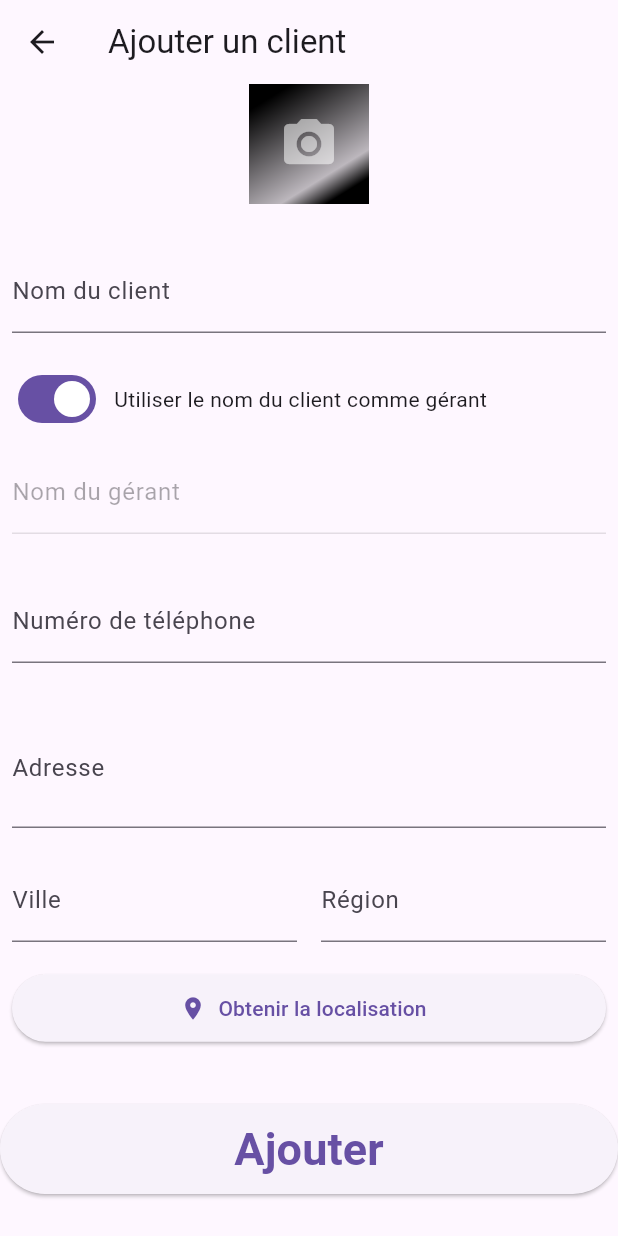
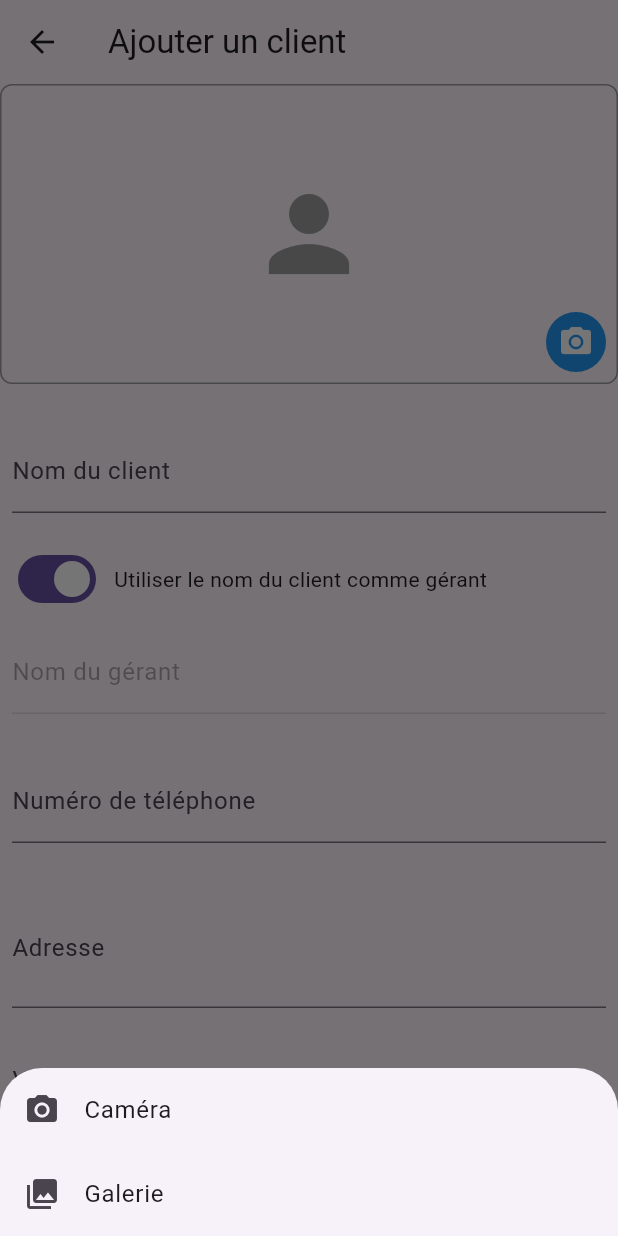
Before and after one commit to chamiabdellah/preSales, a Flutter app: the AddCustomerScreen screen opened directly, after a tap on the "camera alt" icon, on a phone screen of 412 x 824 dp. Run offline on Flutter 3.47's test engine with Material 3 defaults, Android fonts, the phone set to English and light mode, and no system bars; our stand-ins replace badges, cached_network_image, firebase_auth, firebase_core, firebase_storage, flutter_riverpod and 5 more; missing offline and left inert: mobile_scanner; accounts and stored records are empty.

Commit message:
ecapsulate the new camera and make it reusable  - Amazon Q

```diff
--- a/lib/screens/manageCustomers/addCustomerScreen.dart
+++ b/lib/screens/manageCustomers/addCustomerScreen.dart
@@ -10,8 +10,7 @@ import 'package:proj1/utils/GeoUtils.dart';
 import 'package:proj1/utils/LoadingIndicator.dart';
 import 'package:proj1/utils/ValidationLib.dart';
 import 'package:proj1/widgets/OutlineTextField.dart';
-import 'package:proj1/widgets/userCoordinates.dart';
-import 'package:proj1/widgets/PickImageCamera.dart';
+import 'package:proj1/widgets/PickOrTakeImage.dart';
 
 import '../../models/customer.dart';
 
@@ -188,8 +187,9 @@ class _AddCustomerScreenState extends ConsumerState<AddCustomerScreen> {
             child: Column(
               mainAxisSize: MainAxisSize.min,
               children: [
-                PickImageCamera(
+                PickOrTakeImage(
                   onPick: setCustomerImage,
+                  image: _customerImage,
                 ),
                 const SizedBox(
                   height: 30,
@@ -354,17 +354,6 @@ class _AddCustomerScreenState extends ConsumerState<AddCustomerScreen> {
                     ),
                   ),
                 ),
-                //const Expanded(child: SizedBox()),
-                 Flexible(
-                   child: Padding(
-                    padding: const EdgeInsets.all(30.0),
-                    child: UserCoordinates(
-                      longitude: longitude,
-                      latitude: latitude,
-                      address: address,
-                    ),
-                ),
-                 ),
               ],
             ),
           ),
--- /dev/null
+++ b/lib/widgets/PickOrTakeImage.dart
@@ -0,0 +1,100 @@
+import 'dart:io';
+import 'package:flutter/material.dart';
+import 'package:image_picker/image_picker.dart';
+
+class PickOrTakeImage extends StatelessWidget {
+  const PickOrTakeImage({
+    Key? key,
+    required this.onPick,
+    this.image,
+  }) : super(key: key);
+
+  final void Function(File) onPick;
+  final File? image;
+
+  @override
+  Widget build(BuildContext context) {
+    return Stack(
+      children: [
+        Container(
+          height: 200,
+          width: double.infinity,
+          decoration: BoxDecoration(
+            border: Border.all(color: Colors.grey),
+            borderRadius: BorderRadius.circular(8),
+          ),
+          child: image != null
+              ? ClipRRect(
+                  borderRadius: BorderRadius.circular(8),
+                  child: Image.file(
+                    image!,
+                    fit: BoxFit.cover,
+                  ),
+                )
+              : const Center(
+                  child: Icon(
+                    Icons.person,
+                    size: 80,
+                    color: Colors.grey,
+                  ),
+                ),
+        ),
+        Positioned(
+          bottom: 8,
+          right: 8,
+          child: CircleAvatar(
+            backgroundColor: Colors.blue,
+            child: IconButton(
+              onPressed: () {
+                showModalBottomSheet(
+                  context: context,
+                  builder: (context) => SafeArea(
+                    child: Column(
+                      mainAxisSize: MainAxisSize.min,
+                      children: [
+                        ListTile(
+                          leading: const Icon(Icons.camera_alt),
+                          title: const Text('Caméra'),
+                          onTap: () async {
+                            Navigator.pop(context);
+                            final picker = ImagePicker();
+                            final pickedImage = await picker.pickImage(
+                              source: ImageSource.camera,
+                              imageQuality: 10,
+                            );
+                            if (pickedImage != null) {
+                              onPick(File(pickedImage.path));
+                            }
+                          },
+                        ),
+                        ListTile(
+                          leading: const Icon(Icons.photo_library),
+                          title: const Text('Galerie'),
+                          onTap: () async {
+                            Navigator.pop(context);
+                            final picker = ImagePicker();
+                            final pickedImage = await picker.pickImage(
+                              source: ImageSource.gallery,
+                              imageQuality: 10,
+                            );
+                            if (pickedImage != null) {
+                              onPick(File(pickedImage.path));
+                            }
+                          },
+                        ),
+                      ],
+                    ),
+                  ),
+                );
+              },
+              icon: Icon(
+                image != null ? Icons.edit : Icons.camera_alt,
+                color: Colors.white,
+              ),
+            ),
+          ),
+        ),
+      ],
+    );
+  }
+}
--- a/lib/widgets/userCoordinates.dart
+++ /dev/null
@@ -1,19 +0,0 @@
-import 'package:flutter/material.dart';
-
-class UserCoordinates extends StatelessWidget {
-  const UserCoordinates({Key? key, this.longitude, this.latitude, this.address}) : super(key: key);
-
-  final double? longitude;
-  final double? latitude;
-  final String? address;
-
-  @override
-  Widget build(BuildContext context) {
-    return Column(
-      children: [
-        Text(address ?? ""),
-        Text("${longitude ?? ""} ; ${latitude ?? ""}"),
-      ],
-    );
-  }
-}
```
